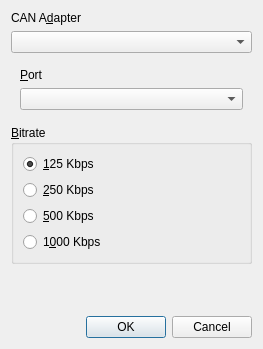
Before: the Qt Designer form src/ui/connect.ui in mikessut/CAN-FIX-Utility, drawn with Qt 5.
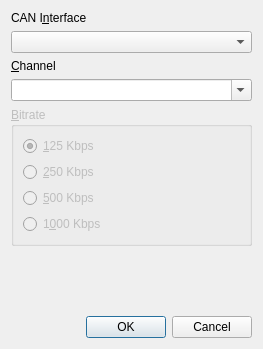
After: the same form once the commit is applied.

What changed in the file:
```diff
--- a/src/ui/connect.ui
+++ b/src/ui/connect.ui
@@ -19,7 +19,7 @@
      <item>
       <widget class="QLabel" name="labelAdapter">
        <property name="text">
-        <string>CAN A&amp;dapter</string>
+        <string>CAN I&amp;nterface</string>
        </property>
        <property name="buddy">
         <cstring>comboAdapter</cstring>
@@ -30,52 +30,27 @@
       <widget class="QComboBox" name="comboAdapter"/>
      </item>
      <item>
-      <widget class="QStackedWidget" name="stackConfig">
-       <property name="frameShape">
-        <enum>QFrame::NoFrame</enum>
+      <widget class="QLabel" name="labelChannel">
+       <property name="text">
+        <string>&amp;Channel</string>
        </property>
-       <property name="currentIndex">
-        <number>0</number>
+       <property name="buddy">
+        <cstring>comboChannel</cstring>
        </property>
-       <widget class="QWidget" name="pageSerialPort">
-        <layout class="QVBoxLayout" name="verticalLayout_4">
-         <item>
-          <widget class="QLabel" name="labelPort">
-           <property name="text">
-            <string>&amp;Port</string>
-           </property>
-           <property name="buddy">
-            <cstring>comboPort</cstring>
-           </property>
-          </widget>
-         </item>
-         <item>
-          <widget class="QComboBox" name="comboPort"/>
-         </item>
-        </layout>
-       </widget>
-       <widget class="QWidget" name="pageNetwork">
-        <layout class="QVBoxLayout" name="verticalLayout_5">
-         <item>
-          <widget class="QLabel" name="labelAddress">
-           <property name="text">
-            <string>&amp;Address</string>
-           </property>
-           <property name="buddy">
-            <cstring>editAddress</cstring>
-           </property>
-          </widget>
-         </item>
-         <item>
-          <widget class="QLineEdit" name="editAddress"/>
-         </item>
-        </layout>
-       </widget>
-       <widget class="QWidget" name="pageNone"/>
+      </widget>
+     </item>
+     <item>
+      <widget class="QComboBox" name="comboChannel">
+       <property name="editable">
+        <bool>true</bool>
+       </property>
       </widget>
      </item>
      <item>
       <widget class="QGroupBox" name="groupBitrate">
+       <property name="enabled">
+        <bool>false</bool>
+       </property>
        <property name="title">
         <string>&amp;Bitrate</string>
        </property>
```
Left out of the diff: 8 changed lines with no effect on the pictures.
